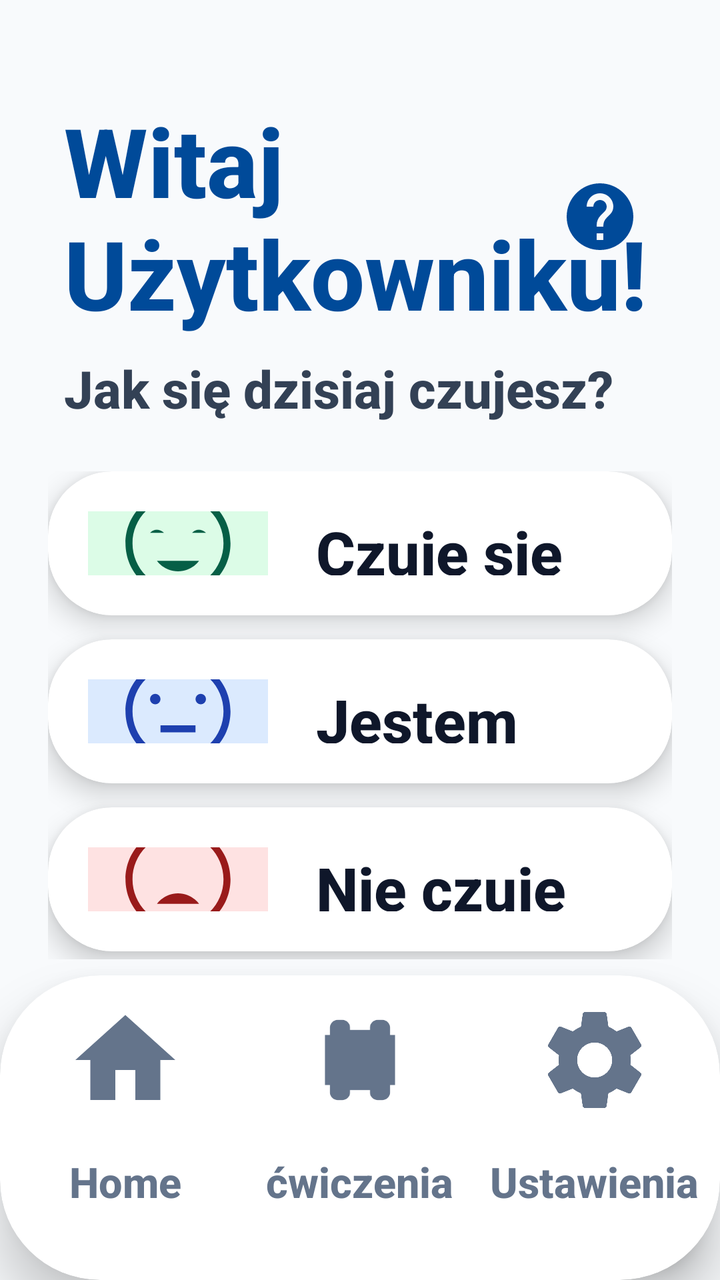
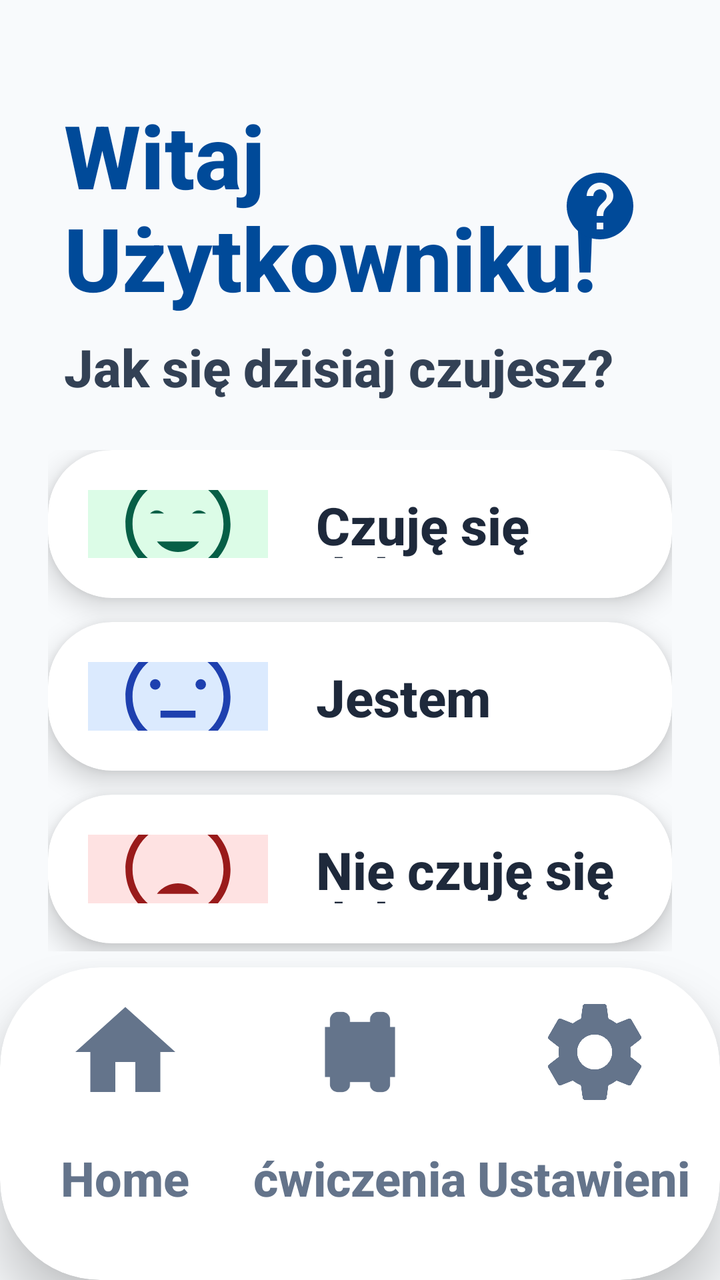

The first picture is an Android layout as it rendered before a commit; the second is the same layout after the commit. The layout source and the unified diff follow.
<!-- AndroidManifest.xml: application theme Theme.Fitnessapp -->
<!-- res/layout/activity_main.xml -->
<?xml version="1.0" encoding="utf-8"?>
<androidx.constraintlayout.widget.ConstraintLayout xmlns:android="http://schemas.android.com/apk/res/android"
    xmlns:app="http://schemas.android.com/apk/res-auto"
    android:layout_width="match_parent"
    android:layout_height="match_parent"
    android:background="#F8FAFC">

    <LinearLayout
        android:id="@+id/header_container"
        android:layout_width="match_parent"
        android:layout_height="wrap_content"
        android:orientation="vertical"
        android:paddingHorizontal="32dp"
        android:paddingTop="48dp"
        app:layout_constraintTop_toTopOf="parent">

<RelativeLayout
        android:layout_width="match_parent"
        android:layout_height="wrap_content">

        <TextView
            android:id="@+id/tv_welcome_title"
            android:layout_width="match_parent"
            android:layout_height="wrap_content"
            android:text="Witaj Użytkowniku!"
            android:textColor="#004A99"
            android:textSize="48sp"
            android:textStyle="bold" />

        <ImageButton
            android:id="@+id/btn_help"
            android:layout_width="56dp"
            android:layout_height="56dp"
            android:layout_alignParentEnd="true"
            android:layout_centerVertical="true"
            android:background="?android:attr/selectableItemBackgroundBorderless"
            android:src="@drawable/ic_help"
            android:scaleType="fitCenter"
            android:padding="8dp"
            android:contentDescription="Pomoc głosowa" />
    </RelativeLayout>

        <TextView
            android:layout_width="match_parent"
            android:layout_height="wrap_content"
            android:layout_marginTop="8dp"
            android:text="Jak się dzisiaj czujesz?"
            android:textColor="#334155"
            android:textSize="26sp"
            android:textStyle="bold" />
    </LinearLayout>

    <LinearLayout
        android:layout_width="match_parent"
        android:layout_height="0dp"
        android:orientation="vertical"
        android:paddingHorizontal="24dp"
        android:paddingTop="24dp"
        android:paddingBottom="8dp"
        app:layout_constraintTop_toBottomOf="@id/header_container"
        app:layout_constraintBottom_toTopOf="@id/bottom_nav_container">

        
        <androidx.cardview.widget.CardView
            android:id="@+id/card_mood_happy"
            android:layout_width="match_parent"
            android:layout_height="0dp"
            android:layout_weight="1"
            android:layout_marginBottom="12dp"
            app:cardCornerRadius="32dp"
            app:cardElevation="8dp"
            android:clickable="true"
            android:focusable="true"
            android:foreground="?android:attr/selectableItemBackground">

            <LinearLayout
                android:layout_width="match_parent"
                android:layout_height="match_parent"
                android:gravity="center_vertical"
                android:orientation="horizontal"
                android:padding="20dp">

                <FrameLayout
                    android:layout_width="90dp"
                    android:layout_height="90dp">
                    <View
                        android:layout_width="match_parent"
                        android:layout_height="match_parent"
                        android:background="@drawable/bg_indicator_active"
                        android:backgroundTint="#DCFCE7" />
                    <ImageView
                        android:layout_width="56dp"
                        android:layout_height="56dp"
                        android:layout_gravity="center"
                        android:src="@drawable/ic_mood_happy" />
                </FrameLayout>

                <TextView
                    android:layout_width="0dp"
                    android:layout_height="wrap_content"
                    android:layout_weight="1"
                    android:layout_marginStart="24dp"
                    android:text="Czuję się\ndobrze"
                    android:textColor="#0F172A"
                    android:textSize="30sp"
                    android:textStyle="bold"
                    android:lineSpacingMultiplier="0.85" />
            </LinearLayout>
        </androidx.cardview.widget.CardView>

        
        <androidx.cardview.widget.CardView
            android:id="@+id/card_mood_sad"
            android:layout_width="match_parent"
            android:layout_height="0dp"
            android:layout_weight="1"
            android:layout_marginBottom="12dp"
            app:cardCornerRadius="32dp"
            app:cardElevation="8dp"
            android:clickable="true"
            android:focusable="true"
            android:foreground="?android:attr/selectableItemBackground">

            <LinearLayout
                android:layout_width="match_parent"
                android:layout_height="match_parent"
                android:gravity="center_vertical"
                android:orientation="horizontal"
                android:padding="20dp">

                <FrameLayout
                    android:layout_width="90dp"
                    android:layout_height="90dp">
                    <View
                        android:layout_width="match_parent"
                        android:layout_height="match_parent"
                        android:background="@drawable/bg_indicator_active"
                        android:backgroundTint="#DBEAFE" />
                    <ImageView
                        android:layout_width="56dp"
                        android:layout_height="56dp"
                        android:layout_gravity="center"
                        android:src="@drawable/ic_mood_sad" />
                </FrameLayout>

                <TextView
                    android:layout_width="0dp"
                    android:layout_height="wrap_content"
                    android:layout_weight="1"
                    android:layout_marginStart="24dp"
                    android:text="Jestem\nzmęczony"
                    android:textColor="#0F172A"
                    android:textSize="30sp"
                    android:textStyle="bold"
                    android:lineSpacingMultiplier="0.85" />
            </LinearLayout>
        </androidx.cardview.widget.CardView>

        
        <androidx.cardview.widget.CardView
            android:id="@+id/card_mood_very_sad"
            android:layout_width="match_parent"
            android:layout_height="0dp"
            android:layout_weight="1"
            android:layout_marginBottom="4dp"
            app:cardCornerRadius="32dp"
            app:cardElevation="8dp"
            android:clickable="true"
            android:focusable="true"
            android:foreground="?android:attr/selectableItemBackground">

            <LinearLayout
                android:layout_width="match_parent"
                android:layout_height="match_parent"
                android:gravity="center_vertical"
                android:orientation="horizontal"
                android:padding="20dp">

                <FrameLayout
                    android:layout_width="90dp"
                    android:layout_height="90dp">
                    <View
                        android:layout_width="match_parent"
                        android:layout_height="match_parent"
                        android:background="@drawable/bg_indicator_active"
                        android:backgroundTint="#FEE2E2" />
                    <ImageView
                        android:layout_width="56dp"
                        android:layout_height="56dp"
                        android:layout_gravity="center"
                        android:src="@drawable/ic_mood_very_sad" />
                </FrameLayout>

                <TextView
                    android:layout_width="0dp"
                    android:layout_height="wrap_content"
                    android:layout_weight="1"
                    android:layout_marginStart="24dp"
                    android:text="Nie czuję się\ndobrze"
                    android:textColor="#0F172A"
                    android:textSize="30sp"
                    android:textStyle="bold"
                    android:lineSpacingMultiplier="0.85" />
            </LinearLayout>
        </androidx.cardview.widget.CardView>

    </LinearLayout>

    <include
        android:id="@+id/bottom_nav_container"
        layout="@layout/layout_bottom_nav"
        android:layout_width="match_parent"
        android:layout_height="wrap_content"
        app:layout_constraintBottom_toBottomOf="parent" />

    <com.google.android.material.floatingactionbutton.FloatingActionButton
        android:id="@+id/fab_mic"
        android:layout_width="wrap_content"
        android:layout_height="wrap_content"
        android:layout_margin="16dp"
        android:layout_marginBottom="220dp"
        android:contentDescription="Nagrywanie głosu"
        android:src="@drawable/ic_mic"
        app:backgroundTint="#004A99"
        app:tint="#FFFFFF"
        app:fabSize="normal"
        app:elevation="8dp"
        app:layout_constraintBottom_toBottomOf="parent"
        app:layout_constraintEnd_toEndOf="parent" />

</androidx.constraintlayout.widget.ConstraintLayout>
<!-- res/layout/layout_bottom_nav.xml (included above) -->
<?xml version="1.0" encoding="utf-8"?>
<androidx.cardview.widget.CardView xmlns:android="http://schemas.android.com/apk/res/android"
    xmlns:app="http://schemas.android.com/apk/res-auto"
    android:id="@+id/bottom_nav_container"
    android:layout_width="match_parent"
    android:layout_height="210dp"
    app:cardCornerRadius="50dp"
    app:cardElevation="16dp"
    app:cardBackgroundColor="#FFFFFF"
    android:layout_marginBottom="-35dp">

    <LinearLayout
        android:layout_width="match_parent"
        android:layout_height="match_parent"
        android:orientation="horizontal"
        android:paddingBottom="35dp"
        android:paddingHorizontal="4dp"
        android:gravity="bottom">

        
        <LinearLayout
            android:id="@+id/nav_home"
            android:layout_width="0dp"
            android:layout_height="match_parent"
            android:layout_weight="1"
            android:gravity="center"
            android:orientation="vertical"
            android:clickable="true"
            android:focusable="true"
            android:background="?android:attr/selectableItemBackground">

            <androidx.cardview.widget.CardView
                android:id="@+id/nav_home_indicator"
                android:layout_width="120dp"
                android:layout_height="85dp"
                app:cardCornerRadius="30dp"
                app:cardElevation="0dp"
                app:cardBackgroundColor="@android:color/transparent">
                <ImageView
                    android:id="@+id/nav_home_icon"
                    android:layout_width="60dp"
                    android:layout_height="60dp"
                    android:layout_gravity="center"
                    android:src="@drawable/ic_home"
                    app:tint="#64748B" />
            </androidx.cardview.widget.CardView>
            <TextView
                android:id="@+id/nav_home_text"
                android:layout_width="wrap_content"
                android:layout_height="wrap_content"
                android:text="Home"
                android:textColor="#64748B"
                android:textStyle="bold"
                android:textSize="21sp"
                android:maxLines="1"
                android:ellipsize="none"
                android:layout_marginTop="4dp" />
        </LinearLayout>

        
        <LinearLayout
            android:id="@+id/nav_plan"
            android:layout_width="0dp"
            android:layout_height="match_parent"
            android:layout_weight="1"
            android:gravity="center"
            android:orientation="vertical"
            android:clickable="true"
            android:focusable="true"
            android:background="?android:attr/selectableItemBackground">

            <androidx.cardview.widget.CardView
                android:id="@+id/nav_plan_indicator"
                android:layout_width="120dp"
                android:layout_height="85dp"
                app:cardCornerRadius="30dp"
                app:cardElevation="0dp"
                app:cardBackgroundColor="@android:color/transparent">
                <ImageView
                    android:id="@+id/nav_plan_icon"
                    android:layout_width="60dp"
                    android:layout_height="60dp"
                    android:layout_gravity="center"
                    android:src="@drawable/ic_dumbbell"
                    app:tint="#64748B" />
            </androidx.cardview.widget.CardView>
            <TextView
                android:id="@+id/nav_plan_text"
                android:layout_width="wrap_content"
                android:layout_height="wrap_content"
                android:text="ćwiczenia"
                android:textColor="#64748B"
                android:textStyle="bold"
                android:textSize="21sp"
                android:maxLines="1"
                android:ellipsize="none"
                android:layout_marginTop="4dp" />
        </LinearLayout>

        
        <LinearLayout
            android:id="@+id/nav_settings"
            android:layout_width="0dp"
            android:layout_height="match_parent"
            android:layout_weight="1"
            android:gravity="center"
            android:orientation="vertical"
            android:clickable="true"
            android:focusable="true"
            android:background="?android:attr/selectableItemBackground">

            <androidx.cardview.widget.CardView
                android:id="@+id/nav_settings_indicator"
                android:layout_width="120dp"
                android:layout_height="85dp"
                app:cardCornerRadius="30dp"
                app:cardElevation="0dp"
                app:cardBackgroundColor="@android:color/transparent">
                <ImageView
                    android:id="@+id/nav_settings_icon"
                    android:layout_width="60dp"
                    android:layout_height="60dp"
                    android:layout_gravity="center"
                    android:src="@drawable/ic_settings"
                    app:tint="#64748B" />
            </androidx.cardview.widget.CardView>
            <TextView
                android:id="@+id/nav_settings_text"
                android:layout_width="wrap_content"
                android:layout_height="wrap_content"
                android:text="Ustawienia"
                android:textColor="#64748B"
                android:textStyle="bold"
                android:textSize="21sp"
                android:maxLines="1"
                android:ellipsize="none"
                android:layout_marginTop="4dp" />
        </LinearLayout>

    </LinearLayout>
</androidx.cardview.widget.CardView>
<!-- resources referenced by this layout -->
<resources>
  <!-- drawable bg_indicator_active (drawable) -->
  <?xml version="1.0" encoding="utf-8"?>
  <shape xmlns:android="http://schemas.android.com/apk/res/android"
      android:shape="rectangle">
      <solid android:color="@color/blue_primary" />
      <corners android:radius="4dp" />
  </shape>
  <!-- drawable ic_dumbbell (drawable) -->
  <vector xmlns:android="http://schemas.android.com/apk/res/android"
      android:width="24dp"
      android:height="24dp"
      android:viewportWidth="24"
      android:viewportHeight="24">
      <path
          android:fillColor="#000000"
          android:pathData="M18,18.5V17H19V7H18V5.5A1.5,1.5 0,0 0,16.5 4H15.5A1.5,1.5 0,0 0,14 5.5V6H10V5.5A1.5,1.5 0,0 0,8.5 4H7.5A1.5,1.5 0,0 0,6 5.5V7H5V17H6V18.5A1.5,1.5 0,0 0,7.5 20H8.5A1.5,1.5 0,0 0,10 18.5V18H14V18.5A1.5,1.5 0,0 0,15.5 20H16.5A1.5,1.5 0,0 0,18 18.5Z"/>
  </vector>
  <!-- drawable ic_help (drawable) -->
  <vector xmlns:android="http://schemas.android.com/apk/res/android"
      android:width="48dp"
      android:height="48dp"
      android:viewportWidth="24"
      android:viewportHeight="24">
      <path
          android:fillColor="#004A99"
          android:pathData="M12,2C6.48,2 2,6.48 2,12s4.48,10 10,10 10,-4.48 10,-10S17.52,2 12,2zM13,19h-2v-2h2v2zM15.07,11.25l-0.9,0.92C13.45,12.9 13,13.5 13,15h-2v-0.5c0,-1.1 0.45,-2.1 1.17,-2.83l1.24,-1.26c0.37,-0.36 0.59,-0.86 0.59,-1.41 0,-1.1 -0.9,-2 -2,-2s-2,0.9 -2,2L8,9c0,-2.21 1.79,-4 4,-4s4,1.79 4,4c0,0.88 -0.36,1.68 -0.93,2.25z"/>
  </vector>
  <!-- drawable ic_home (drawable) -->
  <vector xmlns:android="http://schemas.android.com/apk/res/android"
      android:width="24dp"
      android:height="24dp"
      android:viewportWidth="24"
      android:viewportHeight="24">
      <path
          android:fillColor="#FF000000"
          android:pathData="M10,20V14H14V20H19V12H22L12,3L2,12H5V20H10Z" />
  </vector>
  <!-- drawable ic_mic (drawable) -->
  <vector xmlns:android="http://schemas.android.com/apk/res/android"
      android:width="24dp"
      android:height="24dp"
      android:viewportWidth="24"
      android:viewportHeight="24">
      <path
          android:fillColor="#1A5DFF"
          android:pathData="M12,14c1.66,0 3,-1.34 3,-3V5c0,-1.66 -1.34,-3 -3,-3S9,3.34 9,5v6C9,12.66 10.34,14 12,14zM17.3,11c0,3 -2.54,5.1 -5.3,5.1S6.7,14 6.7,11H5c0,3.41 2.72,6.23 6,6.72V21h2v-3.28c3.28,-0.49 6,-3.31 6,-6.72H17.3z"/>
  </vector>
  <!-- drawable ic_mood_very_sad (drawable) -->
  <vector xmlns:android="http://schemas.android.com/apk/res/android"
      android:width="64dp"
      android:height="64dp"
      android:viewportWidth="64"
      android:viewportHeight="64">
      <path
          android:fillColor="#991B1B"
          android:pathData="M32,2C15.43,2 2,15.43 2,32s13.43,30 30,30 30,-13.43 30,-30S48.57,2 32,2zM32,58C17.66,58 6,46.34 6,32S17.66,6 32,6s26,11.66 26,26S46.34,58 32,58z"/>
      <path
          android:fillColor="#991B1B"
          android:pathData="M18,24l4,4m0,-4l-4,4M42,24l4,4m0,-4l-4,4"/>
      <path
          android:fillColor="#991B1B"
          android:pathData="M32,40c-8,0 -12,6 -12,6h24C44,46 40,40 32,40z"/>
  </vector>
  <style name="Theme.Fitnessapp" parent="Base.Theme.Fitnessapp" />
  <color name="blue_primary">#2563EB</color>
  <style name="Base.Theme.Fitnessapp" parent="Theme.Material3.Light.NoActionBar">
          
          <item name="android:fontFamily">sans-serif-medium</item>
          <item name="android:textAllCaps">false</item>
          <item name="android:textColor">#0F172A</item>
          <item name="android:windowBackground">#F8FAFC</item>
      </style>
  <!-- unchanged entries left out for length: 3 -->
</resources>

<!-- the commit's change to res/layout/activity_main.xml (unified diff, before → after) -->
@@ -24,7 +24,7 @@
             android:layout_height="wrap_content"
             android:text="Witaj Użytkowniku!"
             android:textColor="#004A99"
-            android:textSize="48sp"
+            android:textSize="44sp"
             android:textStyle="bold" />
 
         <ImageButton
@@ -101,8 +101,8 @@
                     android:layout_weight="1"
                     android:layout_marginStart="24dp"
                     android:text="Czuję się\ndobrze"
-                    android:textColor="#0F172A"
-                    android:textSize="30sp"
+                    android:textColor="#1E293B"
+                    android:textSize="26sp"
                     android:textStyle="bold"
                     android:lineSpacingMultiplier="0.85" />
             </LinearLayout>
@@ -149,8 +149,8 @@
                     android:layout_weight="1"
                     android:layout_marginStart="24dp"
                     android:text="Jestem\nzmęczony"
-                    android:textColor="#0F172A"
-                    android:textSize="30sp"
+                    android:textColor="#1E293B"
+                    android:textSize="26sp"
                     android:textStyle="bold"
                     android:lineSpacingMultiplier="0.85" />
             </LinearLayout>
@@ -197,8 +197,8 @@
                     android:layout_weight="1"
                     android:layout_marginStart="24dp"
                     android:text="Nie czuję się\ndobrze"
-                    android:textColor="#0F172A"
-                    android:textSize="30sp"
+                    android:textColor="#1E293B"
+                    android:textSize="26sp"
                     android:textStyle="bold"
                     android:lineSpacingMultiplier="0.85" />
             </LinearLayout>
@@ -213,20 +213,7 @@
         android:layout_height="wrap_content"
         app:layout_constraintBottom_toBottomOf="parent" />
 
-    <com.google.android.material.floatingactionbutton.FloatingActionButton
-        android:id="@+id/fab_mic"
-        android:layout_width="wrap_content"
-        android:layout_height="wrap_content"
-        android:layout_margin="16dp"
-        android:layout_marginBottom="220dp"
-        android:contentDescription="Nagrywanie głosu"
-        android:src="@drawable/ic_mic"
-        app:backgroundTint="#004A99"
-        app:tint="#FFFFFF"
-        app:fabSize="normal"
-        app:elevation="8dp"
-        app:layout_constraintBottom_toBottomOf="parent"
-        app:layout_constraintEnd_toEndOf="parent" />
+
 
 </androidx.constraintlayout.widget.ConstraintLayout>
 <!-- res/layout/layout_bottom_nav.xml (included above) -->
@@ -283,7 +270,7 @@
                 android:text="Home"
                 android:textColor="#64748B"
                 android:textStyle="bold"
-                android:textSize="21sp"
+                android:textSize="24sp"
                 android:maxLines="1"
                 android:ellipsize="none"
                 android:layout_marginTop="4dp" />
@@ -323,7 +310,7 @@
                 android:text="ćwiczenia"
                 android:textColor="#64748B"
                 android:textStyle="bold"
-                android:textSize="21sp"
+                android:textSize="24sp"
                 android:maxLines="1"
                 android:ellipsize="none"
                 android:layout_marginTop="4dp" />
@@ -363,7 +350,7 @@
                 android:text="Ustawienia"
                 android:textColor="#64748B"
                 android:textStyle="bold"
-                android:textSize="21sp"
+                android:textSize="24sp"
                 android:maxLines="1"
                 android:ellipsize="none"
                 android:layout_marginTop="4dp" />
<!-- resource entries referenced after the edit -->
@@ -37,16 +37,6 @@
           android:fillColor="#FF000000"
           android:pathData="M10,20V14H14V20H19V12H22L12,3L2,12H5V20H10Z" />
   </vector>
-  <!-- drawable ic_mic (drawable) -->
-  <vector xmlns:android="http://schemas.android.com/apk/res/android"
-      android:width="24dp"
-      android:height="24dp"
-      android:viewportWidth="24"
-      android:viewportHeight="24">
-      <path
-          android:fillColor="#1A5DFF"
-          android:pathData="M12,14c1.66,0 3,-1.34 3,-3V5c0,-1.66 -1.34,-3 -3,-3S9,3.34 9,5v6C9,12.66 10.34,14 12,14zM17.3,11c0,3 -2.54,5.1 -5.3,5.1S6.7,14 6.7,11H5c0,3.41 2.72,6.23 6,6.72V21h2v-3.28c3.28,-0.49 6,-3.31 6,-6.72H17.3z"/>
-  </vector>
   <!-- drawable ic_mood_very_sad (drawable) -->
   <vector xmlns:android="http://schemas.android.com/apk/res/android"
       android:width="64dp"
